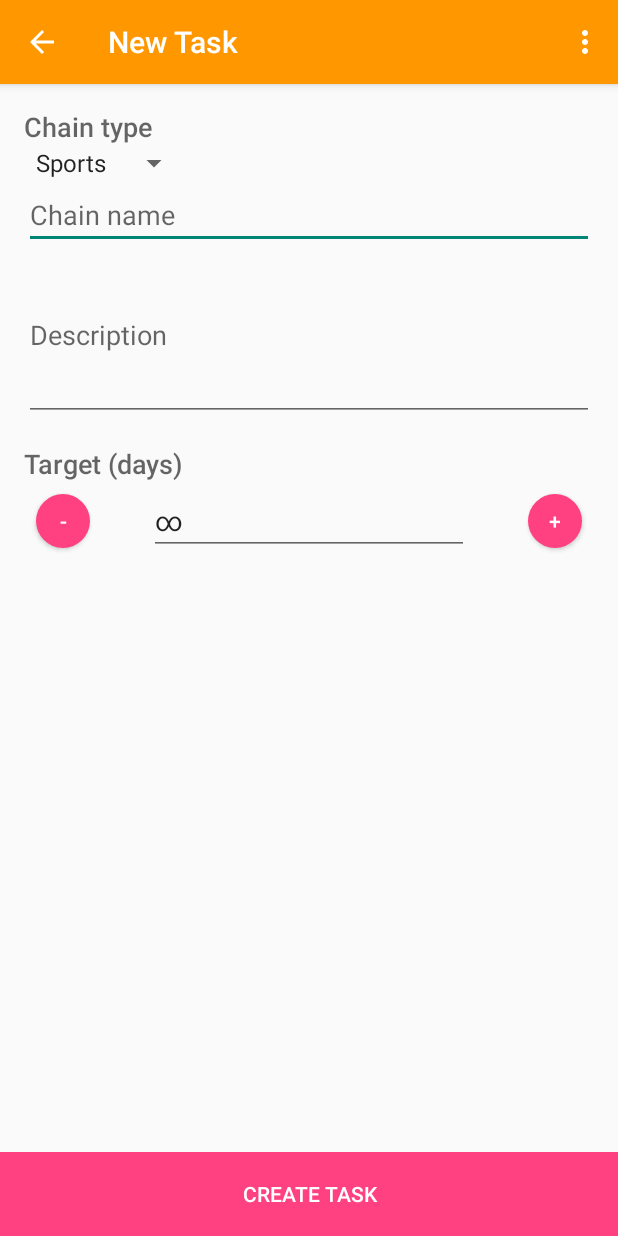
After one commit to crisojog/chain, an Android app: the NewTaskActivity screen opened directly, with no data from a screen before it, on a phone screen of 412 x 824 dp. The commit adds this screen. Run offline under Robolectric (Android 15) with nearby library versions, the phone set to English and light mode, and no system bars; libraries missing offline, so code that uses them is left out: com.google.api.client.

Commit message:
Added NewTaskActivity

```diff
--- a/Chain/app/build.gradle
+++ b/Chain/app/build.gradle
@@ -44,6 +44,6 @@ dependencies {
     compile 'com.github.lzyzsd:circleprogress:1.1.0@aar'
     compile 'com.google.android.gms:play-services:7.0.0'
     compile 'com.melnykov:floatingactionbutton:1.3.0'
-    compile 'com.github.ksoichiro:android-observablescrollview:1.5.0'
+    compile 'com.github.ksoichiro:android-observablescrollview:1.5.1'
     compile project(path: ':backend', configuration: 'android-endpoints')
 }
--- a/Chain/app/src/main/AndroidManifest.xml
+++ b/Chain/app/src/main/AndroidManifest.xml
@@ -39,7 +39,7 @@
             android:value="@integer/google_play_services_version" />
 
         <activity
-            android:name=".NewTask"
+            android:name=".NewTaskActivity"
             android:label="@string/title_activity_new_task"
             android:parentActivityName=".MainActivity" >
             <meta-data
--- /dev/null
+++ b/Chain/app/src/main/java/com/farapile/android/chain/NewTaskActivity.java
@@ -0,0 +1,145 @@
+package com.farapile.android.chain;
+
+import android.os.Bundle;
+import android.support.v7.app.ActionBarActivity;
+import android.util.Log;
+import android.view.Menu;
+import android.view.MenuItem;
+import android.view.View;
+import android.widget.ArrayAdapter;
+import android.widget.Button;
+import android.widget.EditText;
+import android.widget.Spinner;
+
+import java.util.UUID;
+
+
+public class NewTaskActivity extends ActionBarActivity {
+
+    private int numDays = 0;
+    private final String INF = "\u221e";
+    private ContentProvider mContentProvider = null;
+    private EditText mNameText, mDescText;
+    private boolean hasFocus;
+    @Override
+    protected void onCreate(Bundle savedInstanceState) {
+        super.onCreate(savedInstanceState);
+        setContentView(R.layout.activity_new_task);
+
+        getSupportActionBar().setDisplayHomeAsUpEnabled(true);
+
+        final Spinner spinner = (Spinner) findViewById(R.id.type_spinner);
+        ArrayAdapter<CharSequence> adapter = ArrayAdapter.createFromResource(this,
+                R.array.type_array, android.R.layout.simple_spinner_item);
+        adapter.setDropDownViewResource(android.R.layout.simple_spinner_dropdown_item);
+        spinner.setAdapter(adapter);
+
+        mNameText = (EditText) findViewById(R.id.text_name);
+        mDescText = (EditText) findViewById(R.id.text_desc);
+        hasFocus = false;
+
+        Log.d("NewTaskActivity", mNameText.getText().toString() + " " + mDescText.getText().toString());
+        mContentProvider = ContentProvider.getInstance();
+        Button createButton = (Button) findViewById(R.id.createButton);
+        createButton.setOnClickListener(new View.OnClickListener() {
+            @Override
+            public void onClick(View view) {
+                //Toast.makeText(NewTaskActivity.this, "Clicked", Toast.LENGTH_SHORT).show();
+                int type = spinner.getSelectedItemPosition();
+                mContentProvider.addTask(
+                        UUID.randomUUID(),
+                        "asdf",
+                        type,
+                        mNameText.getText().toString(),
+                        mDescText.getText().toString(),
+                        "29-Apr-2010,13:00:14 PM",
+                        numDays,
+                        NewTaskActivity.this
+                );
+                finish();
+            }
+        });
+
+        final EditText daysText = (EditText) findViewById(R.id.text_days);
+        daysText.setText(INF);
+        daysText.setOnFocusChangeListener(new View.OnFocusChangeListener() {
+            @Override
+            public void onFocusChange(View view, boolean b) {
+                if (!hasFocus) {
+                    if (daysText.getText().toString().equals(INF)) {
+                        numDays = 0;
+                    } else if (daysText.getText().toString().length() > 0 && isNumeric(daysText.getText().toString())) {
+                        int d = Integer.parseInt(daysText.getText().toString());
+                        if (d <= 0) d = 0;
+                        if (d >= 365) d = 365;
+                        numDays = d;
+                        if (numDays == 0) {
+                            daysText.setText(INF);
+                        }
+                    } else {
+                        numDays = 0;
+                        daysText.setText(INF);
+                    }
+                }
+                hasFocus = !hasFocus;
+            }
+        });
+        Button minusButton = (Button) findViewById(R.id.button_remove_days);
+        minusButton.setOnClickListener(new View.OnClickListener() {
+            @Override
+            public void onClick(View view) {
+                if (numDays > 0) {
+                    numDays--;
+                    if (numDays == 0) {
+                        daysText.setText(INF);
+                    } else {
+                        daysText.setText(numDays + "");
+                    }
+                }
+            }
+        });
+        Button plusButton = (Button) findViewById(R.id.button_add_days);
+        plusButton.setOnClickListener(new View.OnClickListener() {
+            @Override
+            public void onClick(View view) {
+                if (numDays < 366) {
+                    numDays++;
+                    daysText.setText(numDays + "");
+                }
+            }
+        });
+
+    }
+
+    public static boolean isNumeric(String str)
+    {
+        for (char c : str.toCharArray())
+        {
+            if (!Character.isDigit(c)) return false;
+        }
+        return true;
+    }
+
+    @Override
+    public boolean onCreateOptionsMenu(Menu menu) {
+        // Inflate the menu; this adds items to the action bar if it is present.
+        getMenuInflater().inflate(R.menu.menu_new_task, menu);
+        return true;
+    }
+
+    @Override
+    public boolean onOptionsItemSelected(MenuItem item) {
+        // Handle action bar item clicks here. The action bar will
+        // automatically handle clicks on the Home/Up button, so long
+        // as you specify a parent activity in AndroidManifest.xml.
+        int id = item.getItemId();
+
+        //noinspection SimplifiableIfStatement
+        if (id == R.id.action_settings) {
+            return true;
+        }
+
+        return super.onOptionsItemSelected(item);
+    }
+
+}
--- /dev/null
+++ b/Chain/app/src/main/res/drawable/button_custom.xml
@@ -0,0 +1,8 @@
+<?xml version="1.0" encoding="utf-8"?>
+<selector xmlns:android="http://schemas.android.com/apk/res/android">
+    <item android:drawable="@color/accent_pressed"
+        android:state_pressed="true" />
+    <item android:drawable="@color/ripple"
+        android:state_focused="true" />
+    <item android:drawable="@color/accent" />
+</selector>
--- a/Chain/app/src/main/res/drawable/circle.xml
+++ b/Chain/app/src/main/res/drawable/circle.xml
@@ -3,6 +3,6 @@
     android:shape="oval"
     android:dither="true">
     <solid
-        android:color="#faaf"
+        android:color="@color/accent"
         />
 </shape>
--- a/Chain/app/src/main/res/layout/activity_new_task.xml
+++ b/Chain/app/src/main/res/layout/activity_new_task.xml
@@ -1,12 +1,98 @@
 <RelativeLayout xmlns:android="http://schemas.android.com/apk/res/android"
-    xmlns:tools="http://schemas.android.com/tools" android:layout_width="match_parent"
-    android:layout_height="match_parent" android:paddingLeft="@dimen/activity_horizontal_margin"
-    android:paddingRight="@dimen/activity_horizontal_margin"
-    android:paddingTop="@dimen/activity_vertical_margin"
-    android:paddingBottom="@dimen/activity_vertical_margin"
-    tools:context="com.farapile.android.chain.NewTask">
+    xmlns:tools="http://schemas.android.com/tools"
+    android:layout_width="match_parent"
+    android:layout_height="match_parent"
+    tools:context="com.farapile.android.chain.NewTaskActivity">
 
-    <TextView android:text="@string/hello_world" android:layout_width="wrap_content"
-        android:layout_height="wrap_content" />
+    <LinearLayout
+        android:layout_width="match_parent"
+        android:layout_height="match_parent"
+        android:paddingLeft="@dimen/activity_horizontal_margin"
+        android:paddingRight="@dimen/activity_horizontal_margin"
+        android:paddingTop="@dimen/activity_vertical_margin"
+        android:paddingBottom="@dimen/abc_action_bar_default_height_material"
+        android:orientation="vertical"
+        android:weightSum="1">
 
+        <TextView
+            android:text="@string/label_type"
+            android:layout_width="wrap_content"
+            android:layout_height="wrap_content"
+            style="@android:style/TextAppearance.DeviceDefault.Medium"/>
+
+        <Spinner
+            android:id="@+id/type_spinner"
+            android:layout_width="wrap_content"
+            android:layout_height="wrap_content"
+            android:contentDescription="@string/label_type"/>
+
+        <EditText
+            android:layout_width="match_parent"
+            android:layout_height="wrap_content"
+            android:id="@+id/text_name"
+            android:hint="@string/label_name"
+            android:contentDescription="@string/label_name" />
+
+        <EditText
+            android:layout_width="match_parent"
+            android:layout_height="wrap_content"
+            android:inputType="textMultiLine"
+            android:ems="10"
+            android:id="@+id/text_desc"
+            android:hint="@string/label_desc"
+            android:contentDescription="@string/label_desc"
+            android:layout_weight="0.15"
+            android:maxLines="5" />
+
+        <TextView
+            android:text="@string/label_target"
+            android:layout_width="wrap_content"
+            android:layout_height="wrap_content"
+            android:layout_marginTop="16dp"
+            style="@android:style/TextAppearance.DeviceDefault.Medium"/>
+
+        <FrameLayout
+            android:layout_width="match_parent"
+            android:layout_height="wrap_content"
+            android:orientation="horizontal"
+            android:id="@+id/num_days_picker">
+
+            <Button
+                android:layout_width="36dp"
+                android:layout_height="36dp"
+                android:layout_margin="8dp"
+                android:text="-"
+                android:textColor="@android:color/white"
+                android:background="@drawable/circle"
+                android:id="@+id/button_remove_days" />
+
+            <Button
+                android:layout_width="36dp"
+                android:layout_height="36dp"
+                android:layout_margin="8dp"
+                android:text="+"
+                android:textColor="@android:color/white"
+                android:background="@drawable/circle"
+                android:id="@+id/button_add_days"
+                android:layout_gravity="right|top" />
+
+            <EditText
+                android:layout_width="wrap_content"
+                android:layout_height="wrap_content"
+                android:ems="10"
+                android:id="@+id/text_days"
+                android:layout_gravity="center"
+                android:textAlignment="center" />
+        </FrameLayout>
+
+    </LinearLayout>
+
+
+    <include android:id="@+id/footer"
+        android:layout_height="wrap_content"
+        android:layout_width="fill_parent"
+        layout="@layout/mymenu"
+        android:layout_centerHorizontal="true"
+        android:layout_alignParentBottom="true" >
+    </include>
 </RelativeLayout>
--- /dev/null
+++ b/Chain/app/src/main/res/layout/mymenu.xml
@@ -0,0 +1,18 @@
+<?xml version="1.0" encoding="utf-8"?>
+<LinearLayout xmlns:android="http://schemas.android.com/apk/res/android"
+    android:orientation="horizontal"
+    android:layout_width="match_parent"
+    android:layout_height="wrap_content">
+
+
+    <Button
+        android:layout_width="match_parent"
+        android:layout_height="@dimen/abc_action_bar_default_height_material"
+        android:id="@+id/createButton"
+
+        android:padding="0dp"
+        android:text="Create Task"
+        android:textColor="@color/primary_text_default_material_dark"
+        android:contentDescription="Create Task"
+        android:background="@drawable/button_custom"/>
+</LinearLayout>
--- a/Chain/app/src/main/res/menu/menu_new_task.xml
+++ b/Chain/app/src/main/res/menu/menu_new_task.xml
@@ -1,7 +1,7 @@
 <menu xmlns:android="http://schemas.android.com/apk/res/android"
     xmlns:app="http://schemas.android.com/apk/res-auto"
     xmlns:tools="http://schemas.android.com/tools"
-    tools:context="com.farapile.android.chain.NewTask">
+    tools:context="com.farapile.android.chain.NewTaskActivity">
     <item android:id="@+id/action_settings" android:title="@string/action_settings"
         android:orderInCategory="100" app:showAsAction="never" />
 </menu>
--- a/Chain/app/src/main/res/values/dimens.xml
+++ b/Chain/app/src/main/res/values/dimens.xml
@@ -8,5 +8,6 @@
     <dimen name="round_button_diameter">40dp</dimen>
     <dimen name="add_button_margin">10dp</dimen>
     <dimen name="elevation_low">8dp</dimen>
+    <dimen name="explore_spinner_width">200dp</dimen>
 
 </resources>
--- a/Chain/app/src/main/res/values/strings.xml
+++ b/Chain/app/src/main/res/values/strings.xml
@@ -15,15 +15,10 @@
     <string name="my_chains">My Chains</string>
 
     <string-array name="drawer_list">
-        <item>Item 1</item>
-        <item>Item 2</item>
-        <item>Item 3</item>
-        <item>Item 4</item>
-        <item>Item 5</item>
-        <item>Item 6</item>
-        <item>Item 7</item>
-        <item>Item 8</item>
-        <item>Item 9</item>
+        <item>My Chains</item>
+        <item>Friends\' Chains</item>
+        <item>Leaderboard</item>
+        <item>Settings</item>
     </string-array>
 
     <string name="title_activity_login">LoginActivity</string>
@@ -47,5 +42,17 @@
     <string name="configuration_error">Error: the value of WEB_CLIENT_ID or SERVER_BASE_URL is not  set correctly. This will cause errors when requesting a server auth code.</string>
     <string name="hello_blank_fragment">Hello blank fragment</string>
     <string name="title_activity_new_task">New Task</string>
+    <string name="label_type">Chain type</string>
+    <string name="label_name">Chain name</string>
+    <string name="label_desc">Description</string>
+    <string name="label_target">Target (days)</string>
+    <string name="pick_start_date">Pick start date</string>
+
+    <string-array name="type_array">
+        <item>Sports</item>
+        <item>Diet</item>
+        <item>Hobby</item>
+        <item>Work</item>
+    </string-array>
 
 </resources>
```
Also changed, not shown: Chain/app/src/main/java/com/farapile/android/chain/ContentProvider.java (+66 -24 lines), Chain/app/src/main/java/com/farapile/android/chain/NewTask.java (deleted, +0 -41 lines), Chain/app/src/main/java/com/farapile/android/chain/TaskListFragment.java (+10 -8 lines), Chain/app/src/main/res/layout/fragment_task_list.xml (+8 -0 lines), Chain/backend/src/main/java/com/farapile/android/chain/backend/MyEndpoint.java (+10 -17 lines), Chain/backend/src/main/java/com/farapile/android/chain/backend/TaskBean.java (+28 -15 lines).
